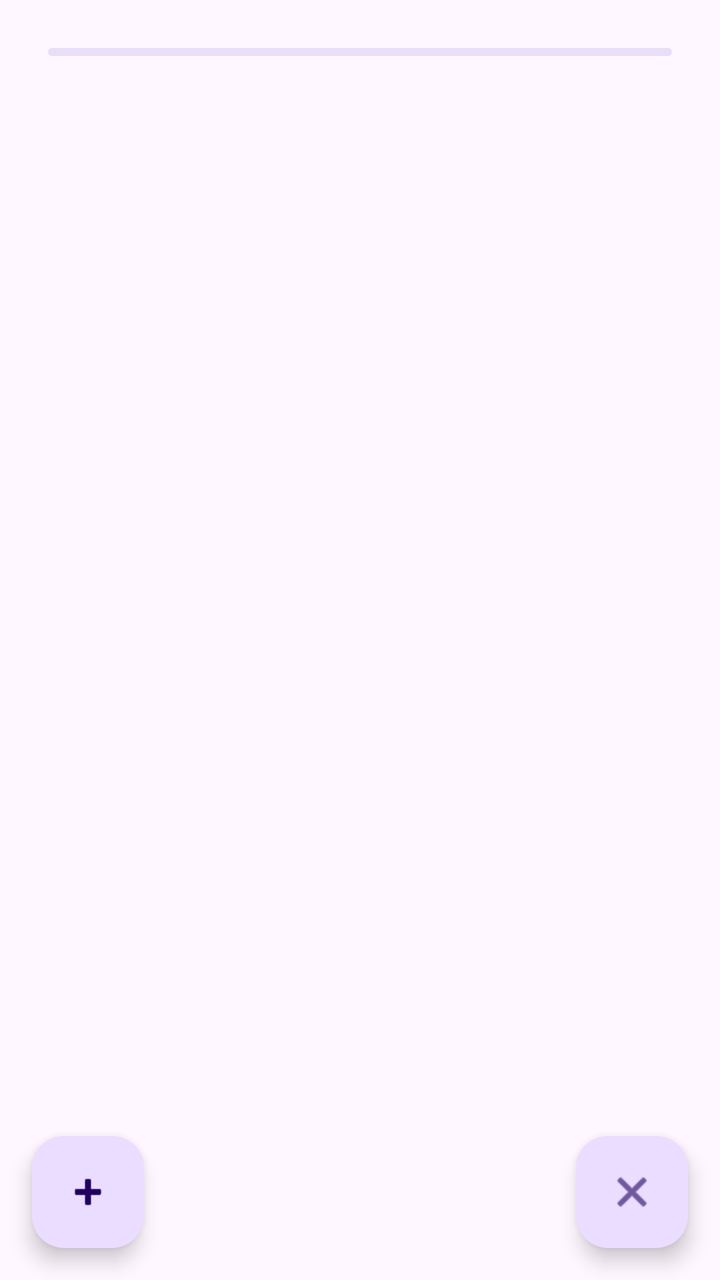
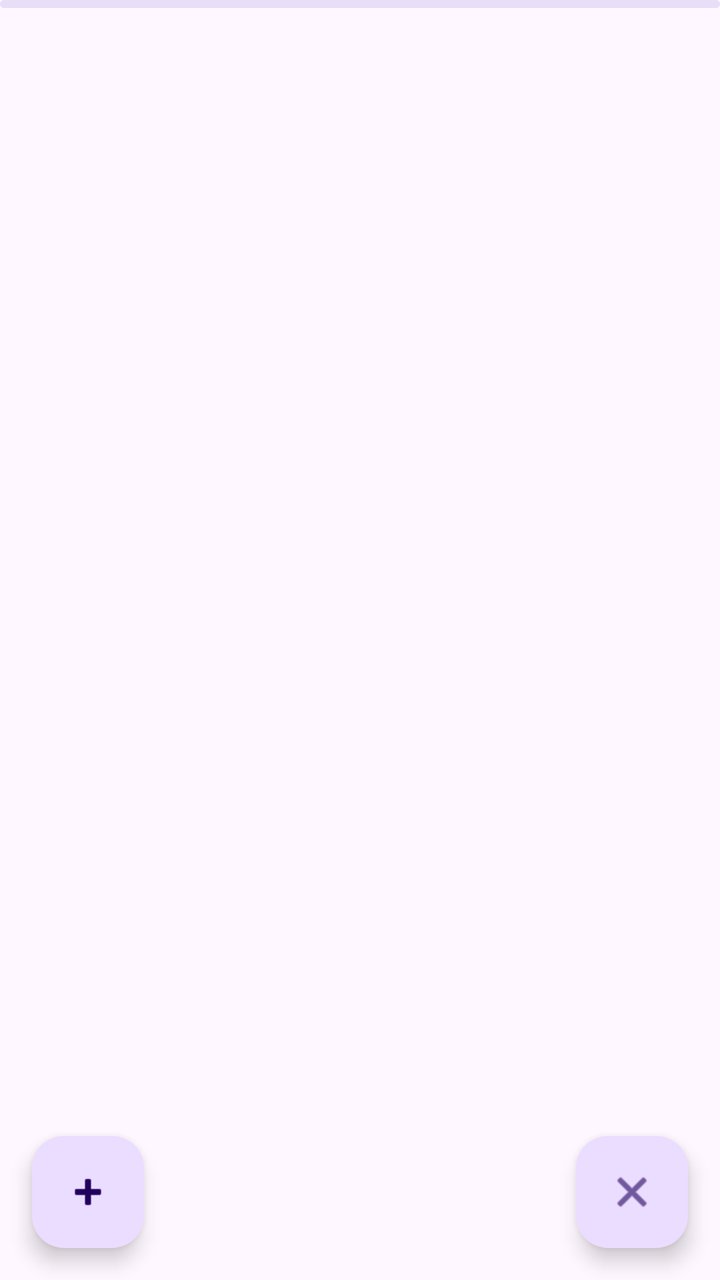

The first picture is an Android layout as it rendered before a commit; the second is the same layout after the commit. The layout source and the unified diff follow.
<!-- AndroidManifest.xml: application theme Theme.AndrONVIF -->
<!-- res/layout/device_discovery_fragment.xml -->
<?xml version="1.0" encoding="utf-8"?>
<androidx.coordinatorlayout.widget.CoordinatorLayout
    xmlns:android="http://schemas.android.com/apk/res/android"
    xmlns:app="http://schemas.android.com/apk/res-auto"
    android:layout_width="match_parent"
    android:layout_height="match_parent">

    <LinearLayout xmlns:android="http://schemas.android.com/apk/res/android"
        android:layout_width="match_parent"
        android:layout_height="wrap_content"
        android:orientation="vertical"
        android:padding="8dp">
        <com.google.android.material.progressindicator.LinearProgressIndicator
            android:id="@+id/discovery_progress"
            android:layout_width="match_parent"
            android:layout_height="wrap_content"
            app:layout_constraintStart_toStartOf="parent"
            app:layout_constraintEnd_toEndOf="parent"
            app:layout_constraintTop_toTopOf="parent"
            app:layout_constraintBottom_toBottomOf="parent"
            android:indeterminate="true"
            android:padding="@dimen/top_padding"
            android:max="1000"/>
        <androidx.core.widget.NestedScrollView
            android:layout_width="match_parent"
            android:layout_height="match_parent">
            <androidx.recyclerview.widget.RecyclerView
                android:id="@+id/discovery_recycler_view"
                android:clipToPadding="false"
                android:layout_width="match_parent"
                android:layout_height="match_parent"
                android:orientation="vertical"
                app:layoutManager="androidx.recyclerview.widget.LinearLayoutManager">
            </androidx.recyclerview.widget.RecyclerView>
        </androidx.core.widget.NestedScrollView>
    </LinearLayout>
    <com.google.android.material.floatingactionbutton.FloatingActionButton
        android:id="@+id/manual_add_btn"
        android:layout_width="wrap_content"
        android:layout_height="wrap_content"
        android:layout_gravity="bottom|start"
        android:layout_margin="@dimen/fab_margin"
        android:contentDescription="TODO"
        app:srcCompat="@android:drawable/ic_input_add" />
    <com.google.android.material.floatingactionbutton.FloatingActionButton
        android:id="@+id/back"
        android:layout_width="wrap_content"
        android:layout_height="wrap_content"
        android:layout_gravity="bottom|end"
        android:layout_margin="@dimen/fab_margin"
        android:contentDescription="TODO"
        app:srcCompat="@android:drawable/ic_menu_close_clear_cancel" />
</androidx.coordinatorlayout.widget.CoordinatorLayout>
<!-- resources referenced by this layout -->
<resources>
  <dimen name="fab_margin">16dp</dimen>
  <dimen name="top_padding">16dp</dimen>
  <style name="Theme.AndrONVIF" parent="Base.Theme.AndrONVIF" />
  <style name="Base.Theme.AndrONVIF" parent="Theme.Material3.DayNight.NoActionBar">
      
      
    </style>
</resources>

<!-- the commit's change to res/layout/device_discovery_fragment.xml (unified diff, before → after) -->
@@ -5,22 +5,22 @@
     android:layout_width="match_parent"
     android:layout_height="match_parent">
 
-    <LinearLayout xmlns:android="http://schemas.android.com/apk/res/android"
+    <LinearLayout
         android:layout_width="match_parent"
         android:layout_height="wrap_content"
-        android:orientation="vertical"
-        android:padding="8dp">
-        <com.google.android.material.progressindicator.LinearProgressIndicator
-            android:id="@+id/discovery_progress"
+        android:orientation="vertical">
+        <RelativeLayout
             android:layout_width="match_parent"
             android:layout_height="wrap_content"
-            app:layout_constraintStart_toStartOf="parent"
-            app:layout_constraintEnd_toEndOf="parent"
-            app:layout_constraintTop_toTopOf="parent"
-            app:layout_constraintBottom_toBottomOf="parent"
-            android:indeterminate="true"
-            android:padding="@dimen/top_padding"
-            android:max="1000"/>
+            android:gravity="center"
+            android:id="@+id/listlinelayout">
+            <com.google.android.material.progressindicator.LinearProgressIndicator
+                android:id="@+id/discovery_progress"
+                android:layout_width="match_parent"
+                android:layout_height="wrap_content"
+                android:indeterminate="true"
+                android:max="1000"/>
+        </RelativeLayout>
         <androidx.core.widget.NestedScrollView
             android:layout_width="match_parent"
             android:layout_height="match_parent">
<!-- resource entries referenced after the edit -->
@@ -1,7 +1,6 @@
 <!-- resources referenced by this layout -->
 <resources>
   <dimen name="fab_margin">16dp</dimen>
-  <dimen name="top_padding">16dp</dimen>
   <style name="Theme.AndrONVIF" parent="Base.Theme.AndrONVIF" />
   <style name="Base.Theme.AndrONVIF" parent="Theme.Material3.DayNight.NoActionBar">
       
